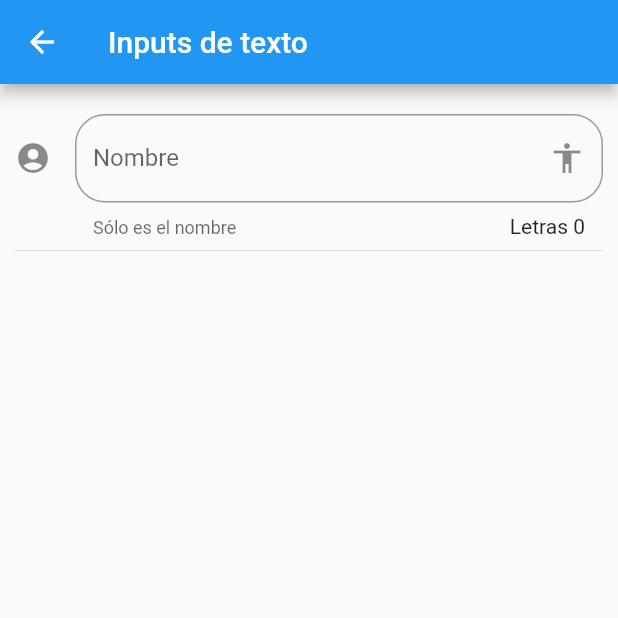
After one commit to SimbakSmart/Begin, a Flutter app: the InputPage screen opened by its route, on a phone screen of 412 x 824 dp, the top half of it. The commit adds this screen. Run offline on Flutter 3.47's test engine with Material 2 defaults, Android fonts, the phone set to English and light mode, and no system bars.

Commit message:
23. inputFields

```diff
--- a/flutter_components/data/menu_opts.json
+++ b/flutter_components/data/menu_opts.json
@@ -15,6 +15,21 @@
             "ruta" : "card",
             "icon" : "folder_open",
             "texto": "Cards - Tarjetas"
+        },
+        {
+            "ruta" : "inputs",
+            "icon" : "input",
+            "texto": "Inputs"
+        },
+        {
+            "ruta" : "slider",
+            "icon" : "tune",
+            "texto": "Slider - Checks"
+        },
+        {
+            "ruta" : "list",
+            "icon" : "list",
+            "texto": "Listas y Scroll"
         }
     ]
 }
--- /dev/null
+++ b/flutter_components/lib/src/pages/input_page.dart
@@ -0,0 +1,78 @@
+import 'package:flutter/material.dart';
+
+class InputPage extends StatefulWidget {
+
+
+  @override
+  _InputPageState createState() {
+    return _InputPageState();
+  }
+}
+
+class _InputPageState extends State<InputPage> {
+
+
+  String _nombre = '';
+  String _email  = '';
+  String _fecha  = '';
+
+  String _opcionSeleccionada = 'Volar';
+
+  List<String> _poderes = ['Volar', 'Rayos X', 'Super Aliento', 'Super Fuerza'];
+
+  TextEditingController _inputFieldDateController = new TextEditingController();
+
+  @override
+  void initState() {
+    super.initState();
+  }
+
+  @override
+  void dispose() {
+    super.dispose();
+  }
+
+  @override
+  Widget build(BuildContext context) {
+    // TODO: implement build
+    return Scaffold(
+      appBar: AppBar(
+        title: Text('Inputs de texto'),
+      ),
+
+      body: ListView(
+        padding: EdgeInsets.symmetric(horizontal: 10.0, vertical: 20.0),
+        children: [
+          _crearInput(),
+          Divider(),
+        ],
+      ),
+    );
+  }
+
+
+  Widget _crearInput() {
+
+    return TextField(
+      // autofocus: true,
+      textCapitalization: TextCapitalization.sentences,
+      decoration: InputDecoration(
+          border: OutlineInputBorder(
+              borderRadius: BorderRadius.circular(20.0)
+          ),
+          counter: Text('Letras ${ _nombre.length }'),
+          hintText: 'Nombre de la persona',
+          labelText: 'Nombre',
+          helperText: 'Sólo es el nombre',
+          suffixIcon: Icon( Icons.accessibility ),
+          icon: Icon( Icons.account_circle )
+      ),
+      onChanged: (valor){
+        setState(() {
+          _nombre = valor;
+        });
+      },
+    );
+
+  }
+}
--- a/flutter_components/lib/src/routes/routes.dart
+++ b/flutter_components/lib/src/routes/routes.dart
@@ -6,6 +6,7 @@ import '../pages/alert_page.dart';
 import '../pages/avatar_page.dart';
 import '../pages/card_page.dart';
 import '../pages/home_page.dart';
+import '../pages/input_page.dart';
 
 Map<String, WidgetBuilder> getApplicationRoutes() {
 
@@ -14,6 +15,7 @@ Map<String, WidgetBuilder> getApplicationRoutes() {
     'alert'  : ( BuildContext context ) => AlertPage(),
     AvatarPage.pageName : ( BuildContext context ) => AvatarPage(),
     'card'   : ( BuildContext context ) => CardPage(),
+    'inputs' : ( BuildContext context ) => InputPage(),
 
   };
 
```
